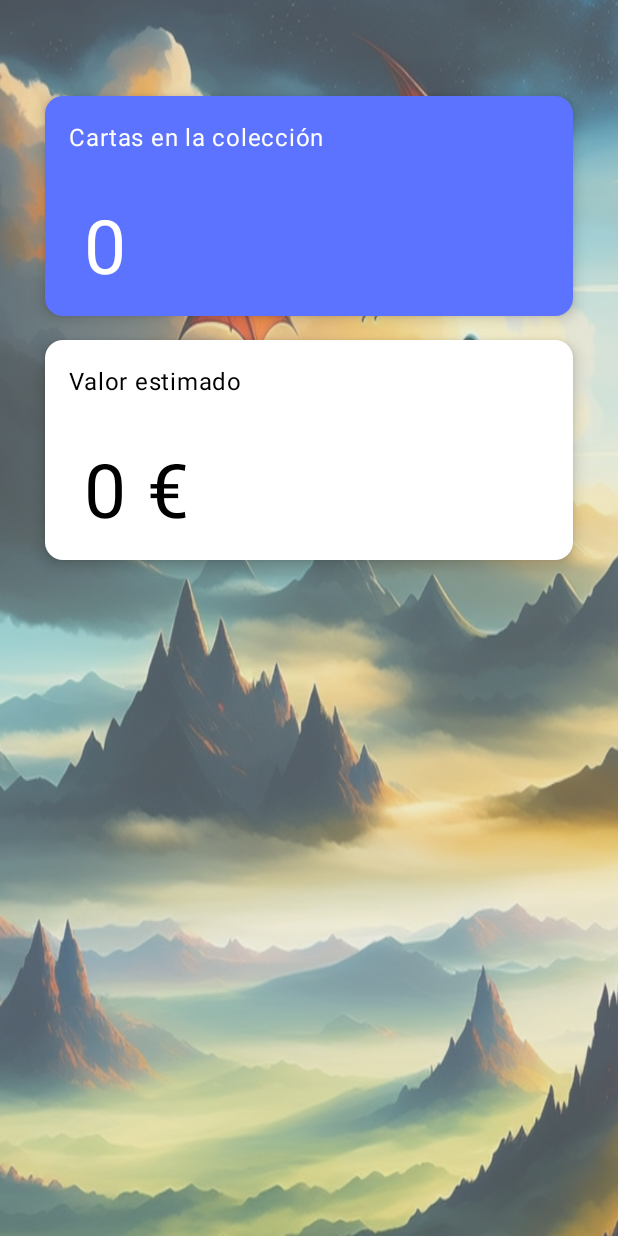
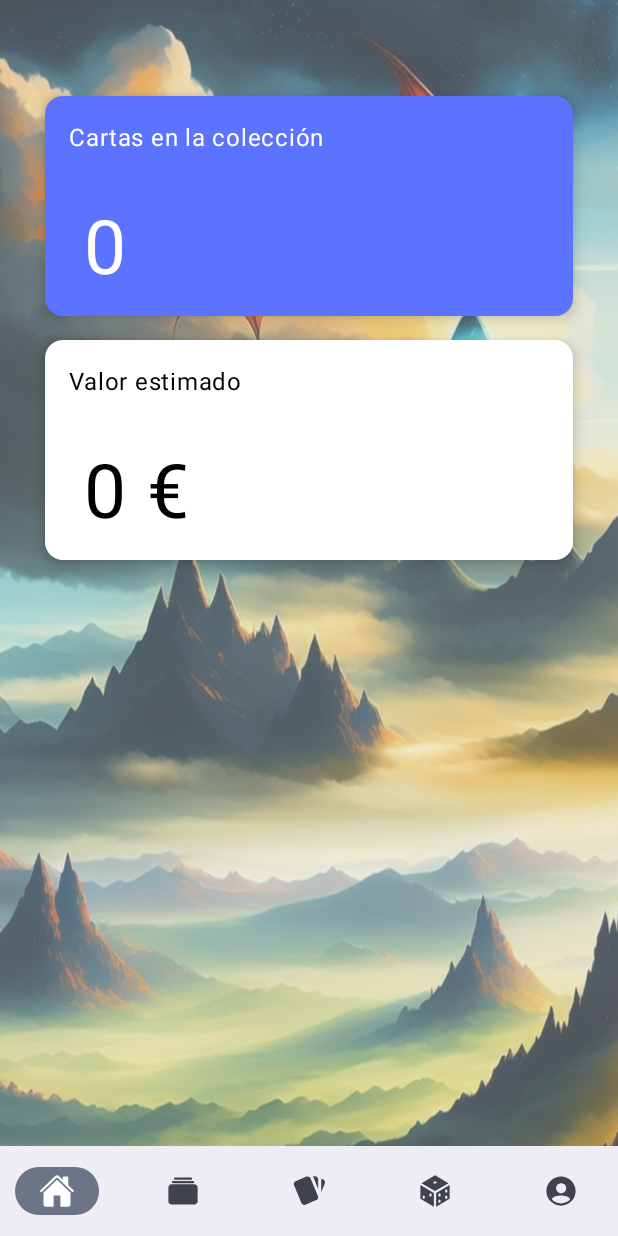
Before and after one commit to luimanap/TCG-Nexus, an Android app built with Jetpack Compose: the HomeScreen screen opened through its navigation route, on a phone screen of 412 x 824 dp. Run offline under Robolectric (Android 15) with nearby library versions, the phone set to English and light mode, and no system bars; our stand-ins replace constraintlayout-compose.

Commit message:
Bottom navigation bar 1st succesful implementation

```diff
--- a/TCG_Nexus/app/src/main/java/com/example/tcg_nexus/CommonMethods.kt
+++ b/TCG_Nexus/app/src/main/java/com/example/tcg_nexus/CommonMethods.kt
@@ -3,15 +3,21 @@ package com.example.tcg_nexus
 import androidx.compose.foundation.Canvas
 import androidx.compose.foundation.Image
 import androidx.compose.foundation.layout.Box
+import androidx.compose.foundation.layout.Column
+import androidx.compose.foundation.layout.Row
 import androidx.compose.foundation.layout.fillMaxSize
 import androidx.compose.foundation.layout.fillMaxWidth
 import androidx.compose.foundation.layout.height
 import androidx.compose.foundation.layout.padding
+import androidx.compose.foundation.layout.size
 import androidx.compose.foundation.shape.RoundedCornerShape
 import androidx.compose.foundation.text.KeyboardOptions
 import androidx.compose.material3.Button
 import androidx.compose.material3.ButtonDefaults
 import androidx.compose.material3.ExperimentalMaterial3Api
+import androidx.compose.material3.Icon
+import androidx.compose.material3.NavigationBar
+import androidx.compose.material3.NavigationBarItem
 import androidx.compose.material3.Text
 import androidx.compose.material3.TextField
 import androidx.compose.runtime.Composable
@@ -19,11 +25,16 @@ import androidx.compose.ui.Modifier
 import androidx.compose.ui.geometry.Offset
 import androidx.compose.ui.graphics.Color
 import androidx.compose.ui.graphics.drawscope.Stroke
+import androidx.compose.ui.graphics.vector.ImageVector
 import androidx.compose.ui.layout.ContentScale
 import androidx.compose.ui.res.painterResource
+import androidx.compose.ui.res.stringResource
 import androidx.compose.ui.text.input.KeyboardType
 import androidx.compose.ui.text.input.PasswordVisualTransformation
 import androidx.compose.ui.unit.dp
+import androidx.navigation.NavHostController
+import androidx.navigation.compose.NavHost
+import androidx.navigation.compose.composable
 
 @Composable
 fun BackgroundImage() {
@@ -48,7 +59,7 @@ fun MyLogo(height: Int) {
 }
 
 @Composable
-fun MyButton(text: String, onclick: () -> Unit, containercolor : Color) {
+fun MyButton(text: String, onclick: () -> Unit, containercolor: Color) {
     Button(
         onClick = onclick,
         enabled = true,
@@ -65,7 +76,7 @@ fun MyButton(text: String, onclick: () -> Unit, containercolor : Color) {
 }
 
 @Composable
-fun MyCanvasSeparator(){
+fun MyCanvasSeparator() {
     Canvas(
         modifier = Modifier
             .fillMaxWidth()
@@ -90,7 +101,7 @@ fun MyCanvasSeparator(){
         drawLine(
             color = lineColor,
             start = Offset(centerX + centerX / 10, startY),
-            end = Offset(centerX + halfLineWidth , startY),
+            end = Offset(centerX + halfLineWidth, startY),
             strokeWidth = strokeWidth
         )
 
@@ -103,6 +114,7 @@ fun MyCanvasSeparator(){
         )
     }
 }
+
 @OptIn(ExperimentalMaterial3Api::class)
 @Composable
 fun MyTextField(data: String, label: String, onvaluechange: (String) -> Unit) {
@@ -119,6 +131,7 @@ fun MyTextField(data: String, label: String, onvaluechange: (String) -> Unit) {
         singleLine = true,
     )
 }
+
 @OptIn(ExperimentalMaterial3Api::class)
 @Composable
 fun MyPasswordField(data: String, label: String, onvaluechange: (String) -> Unit) {
@@ -137,3 +150,66 @@ fun MyPasswordField(data: String, label: String, onvaluechange: (String) -> Unit
         keyboardOptions = KeyboardOptions(keyboardType = KeyboardType.Password)
     )
 }
+
+@Composable
+fun BottomBarNaviContent(
+    modifier: Modifier = Modifier,
+    navController: NavHostController,
+    selectedDestination: String,
+    navigateTo: (MenuItems) -> Unit
+) {
+    Row(modifier = Modifier.fillMaxSize()) {
+        Column(modifier = Modifier.fillMaxSize()) {
+            NavHost(
+                modifier = Modifier.weight(1f),
+                navController = navController,
+                startDestination = "login"
+            ) {
+                composable("login") {
+                    LoginScreen(navController = navController)
+                }
+                composable("register") {
+                    RegisterScreen(navController = navController)
+                }
+                composable(MyAppRoute.HOME) {
+                    HomeScreen(navController = navController)
+                }
+                composable(MyAppRoute.COLLECTION) {
+
+                }
+                composable(MyAppRoute.DECKS) {
+
+                }
+                composable(MyAppRoute.PLAY) {
+                    PlayScreen(navController = navController)
+                }
+                composable(MyAppRoute.PROFILE) {
+
+                }
+            }
+            BottomBarNavigation(selectedDestination = selectedDestination, navigateTo = navigateTo)
+        }
+    }
+}
+
+@Composable
+fun BottomBarNavigation(selectedDestination: String, navigateTo: (MenuItems) -> Unit) {
+    NavigationBar(
+        modifier = Modifier
+            .fillMaxWidth()
+            .height(60.dp)
+    ) {
+        TOP_LEVEL_DESTINATIONS.forEach { destinations ->
+            NavigationBarItem(
+                selected = selectedDestination == destinations.path,
+                onClick = { navigateTo(destinations) },
+                icon = {
+                    Icon(
+                        painter = painterResource(id = destinations.icon),
+                        contentDescription = stringResource(id = destinations.textId),
+                        modifier = Modifier.size(24.dp)
+                    )
+                })
+        }
+    }
+}
--- a/TCG_Nexus/app/src/main/java/com/example/tcg_nexus/HomeScreen.kt
+++ b/TCG_Nexus/app/src/main/java/com/example/tcg_nexus/HomeScreen.kt
@@ -18,6 +18,7 @@ import androidx.compose.material3.Text
 import androidx.compose.runtime.Composable
 import androidx.compose.runtime.getValue
 import androidx.compose.runtime.mutableStateOf
+import androidx.compose.runtime.remember
 import androidx.compose.runtime.saveable.rememberSaveable
 import androidx.compose.runtime.setValue
 import androidx.compose.ui.Alignment
@@ -28,24 +29,21 @@ import androidx.compose.ui.unit.sp
 import androidx.compose.ui.zIndex
 import androidx.constraintlayout.compose.ConstraintLayout
 import androidx.navigation.NavHostController
+import androidx.navigation.compose.currentBackStackEntryAsState
 
 @OptIn(ExperimentalMaterial3Api::class)
 @Composable
 fun HomeScreen(navController: NavHostController) {
-
-
     var totalcards by rememberSaveable { mutableStateOf(0) }
     var estimatedCost by rememberSaveable { mutableStateOf(0) }
     val estimatedcostString by rememberSaveable { mutableStateOf("${estimatedCost} €") }
+
     BackgroundImage()
     Column(
         modifier = Modifier
             .fillMaxSize()
             .background(color = Color(210, 210, 210, 90))
     ) {
-        ConstraintLayout(modifier = Modifier.fillMaxSize()) {
-            val (info, navi) = createRefs()
-            val barrier = createGuidelineFromBottom(0.08f)
         Box(
             modifier = Modifier
                 .fillMaxSize(75f)
@@ -68,27 +66,16 @@ fun HomeScreen(navController: NavHostController) {
                 )
             }
         }
-            Box(modifier = Modifier
+        Box(
+            modifier = Modifier
                 .background(Color.White)
-                .constrainAs(navi) {
-                    bottom.linkTo(parent.bottom)
-                    start.linkTo(parent.start)
-                    top.linkTo(parent.top, margin = 50.dp)
-                }) {
+                .fillMaxWidth()
+        )
 
-                /*Scaffold(bottomBar = {
-                    BottomAppBar {
-                        Text("Bottom bar")
-                    }
-                }) {innerPadding ->
-                    Column(modifier = Modifier.padding(innerPadding), verticalArrangement = Arrangement.spacedBy(16.dp)){}
-
-                }*/
-
+        {}
     }
 }
-    }
-}
+
 
 @Composable
 fun MyCard(text: String, number: String, containercolor: Color, contentcolor: Color) {
--- a/TCG_Nexus/app/src/main/java/com/example/tcg_nexus/MainActivity.kt
+++ b/TCG_Nexus/app/src/main/java/com/example/tcg_nexus/MainActivity.kt
@@ -9,11 +9,12 @@ import androidx.compose.foundation.layout.fillMaxSize
 import androidx.compose.material3.ExperimentalMaterial3Api
 import androidx.compose.material3.MaterialTheme
 import androidx.compose.material3.Surface
+import androidx.compose.runtime.remember
 import androidx.compose.ui.Modifier
-import androidx.navigation.compose.NavHost
-import androidx.navigation.compose.composable
+import androidx.navigation.compose.currentBackStackEntryAsState
 import androidx.navigation.compose.rememberNavController
-import com.example.tcg_nexus.ui.theme.Pruebas_App_TFGTheme
+import com.example.tcg_nexus.ui.theme.TCGNexus_Theme
+import androidx.compose.runtime.getValue
 
 
 class MainActivity : ComponentActivity() {
@@ -21,21 +22,20 @@ class MainActivity : ComponentActivity() {
     override fun onCreate(savedInstanceState: Bundle?) {
         super.onCreate(savedInstanceState)
         setContent {
-            Pruebas_App_TFGTheme {
+            TCGNexus_Theme {
                 val navController = rememberNavController()
-                // A surface container using the 'background' color from the theme
+                val navigateAction = remember(navController){
+                    NaviActions(navController)
+                }
+                val navBackStackEntry by navController.currentBackStackEntryAsState()
+                val selectedDestination = navBackStackEntry?.destination?.route ?: MyAppRoute.HOME
+
                 Surface(
                     modifier = Modifier.fillMaxSize(),
                     color = MaterialTheme.colorScheme.background
                 ) {
+                    BottomBarNaviContent(navController = navController, selectedDestination = selectedDestination, navigateTo = navigateAction::navigateTo)
 
-                    NavHost(navController = navController, startDestination = "4p") {
-                        composable("login") { LoginScreen(navController = navController) }
-                        composable("register") { RegisterScreen(navController = navController) }
-                        composable("home") { HomeScreen(navController = navController) }
-                        composable("play"){PlayScreen(navController = navController)}
-                        composable("4p") { Fourplayers(navController = navController) }
-                    }
                 }
             }
         }
--- a/TCG_Nexus/app/src/main/java/com/example/tcg_nexus/ui/theme/Theme.kt
+++ b/TCG_Nexus/app/src/main/java/com/example/tcg_nexus/ui/theme/Theme.kt
@@ -38,7 +38,7 @@ private val LightColorScheme = lightColorScheme(
 )
 
 @Composable
-fun Pruebas_App_TFGTheme(
+fun TCGNexus_Theme(
     darkTheme: Boolean = isSystemInDarkTheme(),
     // Dynamic color is available on Android 12+
     dynamicColor: Boolean = true,
--- /dev/null
+++ b/TCG_Nexus/app/src/main/res/drawable/albums.xml
@@ -0,0 +1,9 @@
+<vector xmlns:android="http://schemas.android.com/apk/res/android"
+    android:width="128dp"
+    android:height="128dp"
+    android:viewportWidth="512"
+    android:viewportHeight="512">
+  <path
+      android:pathData="M368,96H144a16,16 0,0 1,0 -32h224a16,16 0,0 1,0 32m32,48H112a16,16 0,0 1,0 -32h288a16,16 0,0 1,0 32m19.13,304H92.87A44.92,44.92 0,0 1,48 403.13V204.87A44.92,44.92 0,0 1,92.87 160h326.26A44.92,44.92 0,0 1,464 204.87v198.26A44.92,44.92 0,0 1,419.13 448"
+      android:fillColor="#FFFFFF"/>
+</vector>
--- /dev/null
+++ b/TCG_Nexus/app/src/main/res/drawable/cards.xml
@@ -0,0 +1,9 @@
+<vector xmlns:android="http://schemas.android.com/apk/res/android"
+    android:width="128dp"
+    android:height="128dp"
+    android:viewportWidth="24"
+    android:viewportHeight="24">
+  <path
+      android:pathData="m21.47,4.35l-1.34,-0.56v9.03l2.43,-5.86c0.41,-1.02 -0.06,-2.19 -1.09,-2.61m-19.5,3.7L6.93,20a2.01,2.01 0,0 0,1.81 1.26c0.26,0 0.53,-0.05 0.79,-0.16l7.37,-3.05c0.75,-0.31 1.21,-1.05 1.23,-1.79c0.01,-0.26 -0.04,-0.55 -0.13,-0.81L13,3.5a1.954,1.954 0,0 0,-1.81 -1.25c-0.26,0 -0.52,0.06 -0.77,0.15L3.06,5.45a1.994,1.994 0,0 0,-1.09 2.6m16.15,-3.8a2,2 0,0 0,-2 -2h-1.45l3.45,8.34"
+      android:fillColor="#FFFFFF"/>
+</vector>
--- /dev/null
+++ b/TCG_Nexus/app/src/main/res/drawable/dice_icon.xml
@@ -0,0 +1,9 @@
+<vector xmlns:android="http://schemas.android.com/apk/res/android"
+    android:width="128dp"
+    android:height="128dp"
+    android:viewportWidth="512"
+    android:viewportHeight="512">
+  <path
+      android:pathData="M48,366.92L240,480L240,284L48,170ZM192,288c8.84,0 16,10.75 16,24s-7.16,24 -16,24s-16,-10.75 -16,-24s7.16,-24 16,-24m-96,32c8.84,0 16,10.75 16,24s-7.16,24 -16,24s-16,-10.75 -16,-24s7.16,-24 16,-24m176,-36v196l192,-113.08L464,170ZM320,424c-8.84,0 -16,-10.75 -16,-24s7.16,-24 16,-24s16,10.75 16,24s-7.16,24 -16,24m0,-88c-8.84,0 -16,-10.75 -16,-24s7.16,-24 16,-24s16,10.75 16,24s-7.16,24 -16,24m96,32c-8.84,0 -16,-10.75 -16,-24s7.16,-24 16,-24s16,10.75 16,24s-7.16,24 -16,24m0,-88c-8.84,0 -16,-10.75 -16,-24s7.16,-24 16,-24s16,10.75 16,24s-7.16,24 -16,24M256,32L64,144l192,112l192,-112ZM256,152c-13.25,0 -24,-7.16 -24,-16s10.75,-16 24,-16s24,7.16 24,16s-10.75,16 -24,16"
+      android:fillColor="#FFFFFF"/>
+</vector>
--- /dev/null
+++ b/TCG_Nexus/app/src/main/res/drawable/home.xml
@@ -0,0 +1,12 @@
+<vector xmlns:android="http://schemas.android.com/apk/res/android"
+    android:width="128dp"
+    android:height="128dp"
+    android:viewportWidth="512"
+    android:viewportHeight="512">
+  <path
+      android:pathData="M261.56,101.28a8,8 0,0 0,-11.06 0L66.4,277.15a8,8 0,0 0,-2.47 5.79L63.9,448a32,32 0,0 0,32 32H192a16,16 0,0 0,16 -16V328a8,8 0,0 1,8 -8h80a8,8 0,0 1,8 8v136a16,16 0,0 0,16 16h96.06a32,32 0,0 0,32 -32V282.94a8,8 0,0 0,-2.47 -5.79Z"
+      android:fillColor="#FFFFFF"/>
+  <path
+      android:pathData="m490.91,244.15l-74.8,-71.56V64a16,16 0,0 0,-16 -16h-48a16,16 0,0 0,-16 16v32l-57.92,-55.38C272.77,35.14 264.71,32 256,32c-8.68,0 -16.72,3.14 -22.14,8.63l-212.7,203.5c-6.22,6 -7,15.87 -1.34,22.37A16,16 0,0 0,43 267.56L250.5,69.28a8,8 0,0 1,11.06 0l207.52,198.28a16,16 0,0 0,22.59 -0.44c6.14,-6.36 5.63,-16.86 -0.76,-22.97"
+      android:fillColor="#FFFFFF"/>
+</vector>
--- /dev/null
+++ b/TCG_Nexus/app/src/main/res/drawable/personcirclesharp.xml
@@ -0,0 +1,9 @@
+<vector xmlns:android="http://schemas.android.com/apk/res/android"
+    android:width="128dp"
+    android:height="128dp"
+    android:viewportWidth="512"
+    android:viewportHeight="512">
+  <path
+      android:pathData="M256,48C141.31,48 48,141.31 48,256s93.31,208 208,208s208,-93.31 208,-208S370.69,48 256,48m2,96a72,72 0,1 1,-72 72a72,72 0,0 1,72 -72m-2,288a175.55,175.55 0,0 1,-129.18 -56.6C135.66,329.62 215.06,320 256,320s120.34,9.62 129.18,55.39A175.52,175.52 0,0 1,256 432"
+      android:fillColor="#FFFFFF"/>
+</vector>
--- a/TCG_Nexus/app/src/main/res/values/strings.xml
+++ b/TCG_Nexus/app/src/main/res/values/strings.xml
@@ -1,3 +1,8 @@
 <resources>
     <string name="app_name">TCG Nexus</string>
+    <string name="home">Home</string>
+    <string name="collection">Collection</string>
+    <string name="decks">Decks</string>
+    <string name="play">Play</string>
+    <string name="profile">Profile</string>
 </resources>
```
Also changed, not shown: TCG_Nexus/app/src/main/java/com/example/tcg_nexus/MenuItems.kt (+53 -9 lines), TCG_Nexus/app/src/main/java/com/example/tcg_nexus/NaviBar.kt (deleted, +0 -54 lines), TCG_Nexus/app/src/main/java/com/example/tcg_nexus/Play.kt (+11 -4 lines), 323 other files. Lines whose indentation alone changed are shown as unchanged.
